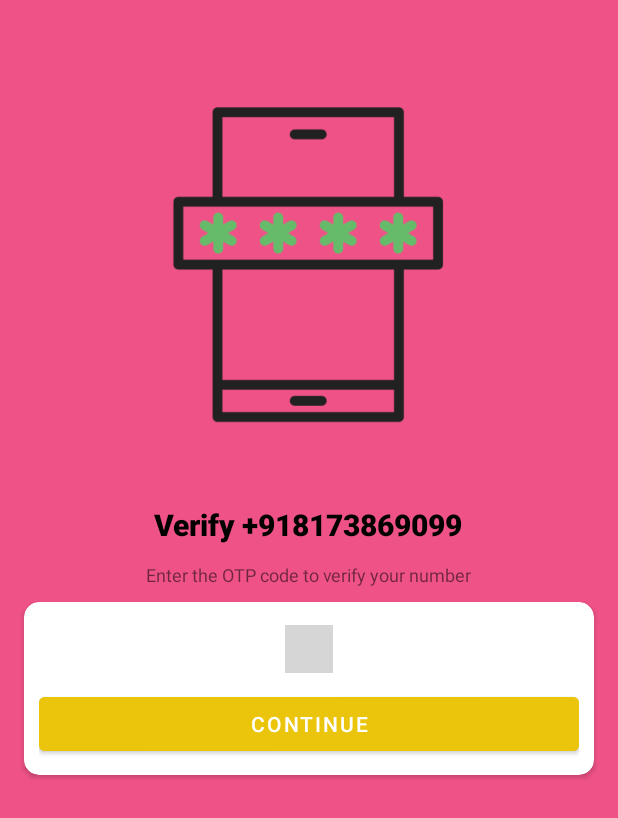
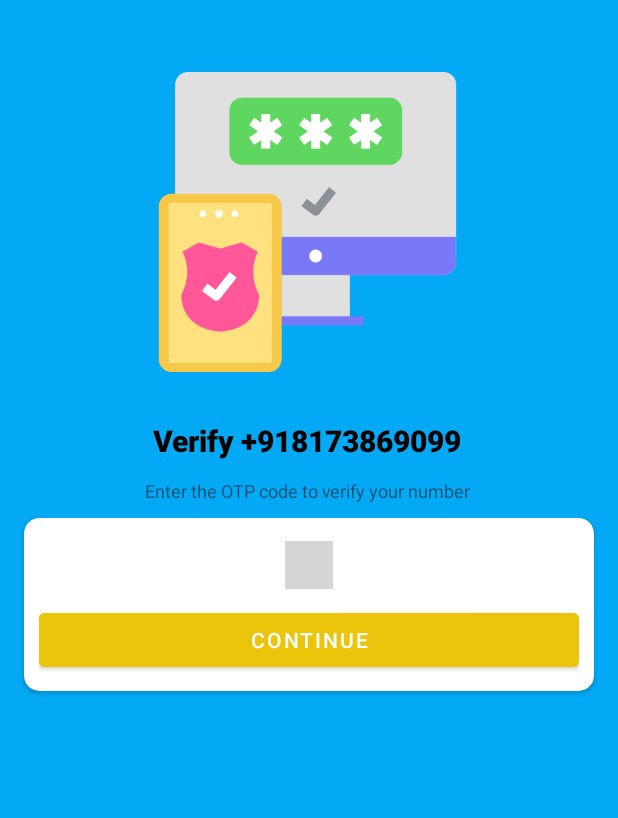
Before and after one commit to iamtushar007/Major-Project-5th-Semester, an Android app: the layout activity_otpactivity.xml on its own in the app's theme, with its tools: preview values and no code run, on a phone screen of 412 x 824 dp. Shown: the top 818 px of the screen. Run offline under Robolectric (Android 15) with nearby library versions, the phone set to English and light mode, and no system bars; plain views replace OtpView; grey boxes are pictures that could not be loaded.

Commit message:
13th November 2022 :: 4:58 a.m.

```diff
--- a/app/src/main/res/layout/activity_otpactivity.xml
+++ b/app/src/main/res/layout/activity_otpactivity.xml
@@ -4,13 +4,13 @@
     xmlns:tools="http://schemas.android.com/tools"
     android:layout_width="match_parent"
     android:layout_height="match_parent"
-    android:background="#EF5287"
+    android:background="#03A9F4"
     tools:context=".PhoneNumberActivity">
 
     <ImageView
         android:id="@+id/imageView5"
-        android:layout_width="265dp"
-        android:layout_height="256dp"
+        android:layout_width="251dp"
+        android:layout_height="200dp"
         android:layout_marginTop="48dp"
         app:layout_constraintEnd_toEndOf="parent"
         app:layout_constraintHorizontal_bias="0.495"
@@ -19,7 +19,7 @@
         app:srcCompat="@drawable/otp1" />
 
     <TextView
-        android:id="@+id/textView4"
+        android:id="@+id/phoneLabel"
         android:layout_width="wrap_content"
         android:layout_height="wrap_content"
         android:layout_marginTop="32dp"
@@ -41,9 +41,9 @@
         android:gravity="center"
         android:text="Enter the OTP code to verify your number"
         android:textSize="12sp"
-        app:layout_constraintEnd_toEndOf="@+id/textView4"
-        app:layout_constraintStart_toStartOf="@+id/textView4"
-        app:layout_constraintTop_toBottomOf="@+id/textView4" />
+        app:layout_constraintEnd_toEndOf="@+id/phoneLabel"
+        app:layout_constraintStart_toStartOf="@+id/phoneLabel"
+        app:layout_constraintTop_toBottomOf="@+id/phoneLabel" />
 
     <androidx.cardview.widget.CardView
         android:layout_width="match_parent"
@@ -71,9 +71,9 @@
                 android:layout_marginTop="5dp"
                 android:focusableInTouchMode="true"
                 android:inputType="number"
-                android:itemBackground="@color/grey"
+                android:itemBackground="@color/purple"
                 app:OtpItemCount="6"
-                app:OtpLineColor="@color/grey"
+                app:OtpLineColor="@color/black1"
                 app:OtpViewType="line"
                 tools:ignore="SpeakableTextPresentCheck" />
 
--- a/app/src/main/res/values/colors.xml
+++ b/app/src/main/res/values/colors.xml
@@ -7,5 +7,6 @@
     <color name="teal_700">#FF018786</color>
     <color name="black">#FF000000</color>
     <color name="white">#FFFFFFFF</color>
-    <color name="grey">#AFABAB</color>
+    <color name="purple">#A4DAF3</color>
+    <color name="black1">#0E0E0E</color>
 </resources>
--- a/build.gradle
+++ b/build.gradle
@@ -1,3 +1,9 @@
+buildscript {
+    dependencies {
+        classpath 'com.google.gms:google-services:4.3.13'
+    }
+}
+
 // Top-level build file where you can add configuration options common to all sub-projects/modules.
 plugins {
     id 'com.android.application' version '7.3.1' apply false
--- a/settings.gradle
+++ b/settings.gradle
@@ -5,6 +5,7 @@ pluginManagement {
         gradlePluginPortal()
         google()
         mavenCentral()
+
     }
 }
 dependencyResolutionManagement {
@@ -14,6 +15,7 @@ dependencyResolutionManagement {
         mavenCentral()
         jcenter()
         maven { url "https://jitpack.io" }
+
     }
 }
 rootProject.name = "Lets Chat"
```
Also changed, not shown: app/build.gradle (+9 -1 lines), app/src/main/AndroidManifest.xml (+11 -8 lines), app/src/main/java/com/example/letschat/OTPActivity.java (+88 -1 lines), app/src/main/java/com/example/letschat/PhoneNumberActivity.java (+21 -1 lines), app/src/main/res/layout/activity_phone_number.xml (+8 -8 lines), app/src/main/res/drawable/otp1.png, 1 other file.
